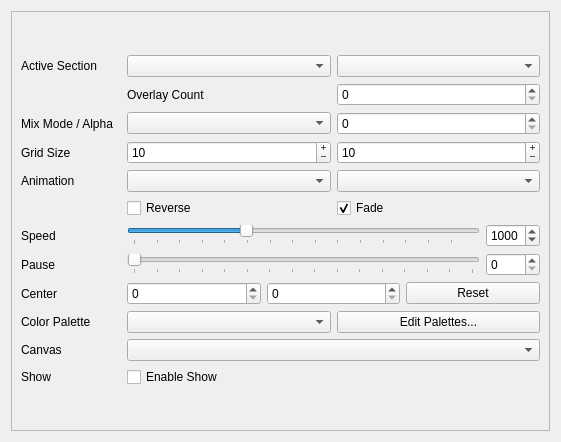
Qt form src/widget/maestrocontrol.ui (8bitbuddhist/PixelMaestro-Studio) before a commit.
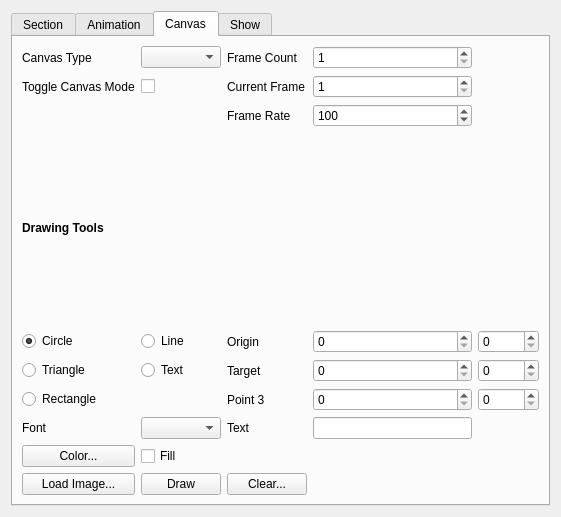
The same form after that commit. The open tabs and pages were chosen to show the change.

Commit message: MaestroControl - Revamped UI (WIP) Merged CanvasControl and ShowControl into MaestroControl Split various component controls into different tabs in the MaestroControl

```diff
--- a/src/widget/maestrocontrol.ui
+++ b/src/widget/maestrocontrol.ui
@@ -7,11 +7,11 @@
     <x>0</x>
     <y>0</y>
     <width>561</width>
-    <height>442</height>
+    <height>517</height>
    </rect>
   </property>
   <property name="sizePolicy">
-   <sizepolicy hsizetype="Ignored" vsizetype="Ignored">
+   <sizepolicy hsizetype="Minimum" vsizetype="Minimum">
     <horstretch>0</horstretch>
     <verstretch>0</verstretch>
    </sizepolicy>
@@ -25,117 +25,51 @@
   <property name="windowTitle">
    <string>Form</string>
   </property>
-  <layout class="QGridLayout" name="gridLayout_2">
-   <item row="0" column="1">
-    <layout class="QHBoxLayout" name="canvasControlsLayout">
-     <property name="sizeConstraint">
-      <enum>QLayout::SetDefaultConstraint</enum>
+  <layout class="QGridLayout" name="gridLayout">
+   <item row="0" column="0">
+    <widget class="QTabWidget" name="tabWidget">
+     <property name="sizePolicy">
+      <sizepolicy hsizetype="Minimum" vsizetype="Minimum">
+       <horstretch>0</horstretch>
+       <verstretch>0</verstretch>
+      </sizepolicy>
      </property>
-    </layout>
-   </item>
+     <property name="tabShape">
+      <enum>QTabWidget::Rounded</enum>
+     </property>
+     <property name="currentIndex">
+      <number>3</number>
+     </property>
+     <widget class="QWidget" name="sectionTab">
+      <attribute name="title">
+       <string>Section</string>
+      </attribute>
+      <layout class="QGridLayout" name="sectionLayout">
    <item row="0" column="2">
-    <layout class="QVBoxLayout" name="showControlLayout">
-     <property name="sizeConstraint">
-      <enum>QLayout::SetDefaultConstraint</enum>
-     </property>
-    </layout>
-   </item>
-   <item row="0" column="0">
-    <widget class="QScrollArea" name="maestroScrollArea">
-     <property name="sizePolicy">
-      <sizepolicy hsizetype="Preferred" vsizetype="Preferred">
-       <horstretch>0</horstretch>
-       <verstretch>0</verstretch>
-      </sizepolicy>
-     </property>
-     <property name="sizeAdjustPolicy">
-      <enum>QAbstractScrollArea::AdjustIgnored</enum>
-     </property>
-     <property name="widgetResizable">
-      <bool>true</bool>
-     </property>
-     <widget class="QWidget" name="scrollAreaWidgetContents">
-      <property name="geometry">
-       <rect>
-        <x>0</x>
-        <y>0</y>
-        <width>400</width>
-        <height>422</height>
-       </rect>
-      </property>
-      <property name="sizePolicy">
-       <sizepolicy hsizetype="Preferred" vsizetype="Preferred">
-        <horstretch>0</horstretch>
-        <verstretch>0</verstretch>
-       </sizepolicy>
-      </property>
-      <property name="maximumSize">
-       <size>
-        <width>16777215</width>
-        <height>422</height>
-       </size>
-      </property>
-      <layout class="QGridLayout" name="gridLayout_4">
-       <item row="0" column="0">
-        <layout class="QGridLayout" name="gridLayout" rowstretch="0,0,0,0,0,0,0,0,0,0,0,0,0">
-         <item row="12" column="0">
-          <widget class="QLabel" name="showLabel">
-           <property name="text">
-            <string>Show</string>
-           </property>
-          </widget>
-         </item>
-         <item row="4" column="1">
-          <layout class="QHBoxLayout" name="animationLayout">
-           <item>
-            <widget class="QComboBox" name="animationComboBox">
-             <property name="minimumSize">
-              <size>
-               <width>150</width>
-               <height>0</height>
-              </size>
-             </property>
-            </widget>
-           </item>
-           <item>
-            <widget class="QComboBox" name="orientationComboBox">
+        <widget class="QComboBox" name="overlayComboBox">
+         <property name="toolTip">
+          <string>The currently selected Overlay</string>
+         </property>
+        </widget>
+       </item>
+       <item row="1" column="1">
+        <widget class="QSpinBox" name="overlaySpinBox">
              <property name="toolTip">
-              <string>The animation's orientation</string>
-             </property>
-            </widget>
-           </item>
-          </layout>
-         </item>
-         <item row="7" column="0">
-          <widget class="QLabel" name="cycleLabel">
-           <property name="minimumSize">
-            <size>
-             <width>100</width>
-             <height>0</height>
-            </size>
-           </property>
-           <property name="text">
-            <string>Speed</string>
-           </property>
-          </widget>
-         </item>
-         <item row="0" column="0">
-          <widget class="QLabel" name="sectionSelectLabel">
+          <string>The number of Overlays belonging to this Section</string>
+         </property>
+         <property name="maximum">
+          <number>255</number>
+         </property>
+        </widget>
+       </item>
+       <item row="2" column="0">
+        <widget class="QLabel" name="mixModeLabel">
            <property name="text">
-            <string>Active Section</string>
+          <string>Mix Mode / Alpha</string>
            </property>
           </widget>
          </item>
-         <item row="2" column="1">
-          <layout class="QHBoxLayout" name="overlayLayout">
-           <item>
-            <widget class="QComboBox" name="mix_modeComboBox">
-             <property name="toolTip">
-              <string>The method used to mix this Overlay with its base Section</string>
-             </property>
-            </widget>
-           </item>
-           <item>
+       <item row="2" column="2">
             <widget class="QSpinBox" name="alphaSpinBox">
              <property name="toolTip">
               <string>The Overlay's transparency</string>
@@ -148,7 +82,33 @@
              </property>
             </widget>
            </item>
-          </layout>
+       <item row="2" column="1">
+        <widget class="QComboBox" name="mix_modeComboBox">
+         <property name="toolTip">
+          <string>The method used to mix this Overlay with its base Section</string>
+         </property>
+        </widget>
+       </item>
+       <item row="1" column="0">
+        <widget class="QLabel" name="label_2">
+         <property name="text">
+          <string>Overlay Count</string>
+         </property>
+        </widget>
+       </item>
+       <item row="0" column="1">
+        <widget class="QComboBox" name="sectionComboBox">
+         <property name="toolTip">
+          <string>The currently selected Section</string>
+         </property>
+        </widget>
+       </item>
+       <item row="0" column="0">
+        <widget class="QLabel" name="sectionSelectLabel">
+         <property name="text">
+          <string>Active Section</string>
+         </property>
+        </widget>
          </item>
          <item row="3" column="0">
           <widget class="QLabel" name="gridSizeLabel">
@@ -157,132 +117,120 @@
            </property>
           </widget>
          </item>
-         <item row="10" column="1">
-          <layout class="QHBoxLayout" name="colorSchemeLayout">
-           <item>
-            <widget class="QComboBox" name="colorComboBox">
-             <property name="minimumSize">
-              <size>
-               <width>150</width>
-               <height>0</height>
-              </size>
-             </property>
-             <property name="currentText">
-              <string/>
-             </property>
-             <property name="sizeAdjustPolicy">
-              <enum>QComboBox::AdjustToContents</enum>
-             </property>
-            </widget>
-           </item>
-           <item>
+       <item row="3" column="1">
+        <widget class="QSpinBox" name="rowsSpinBox">
+         <property name="toolTip">
+          <string>The width of the pixel grid</string>
+         </property>
+         <property name="frame">
+          <bool>true</bool>
+         </property>
+         <property name="buttonSymbols">
+          <enum>QAbstractSpinBox::PlusMinus</enum>
+         </property>
+         <property name="minimum">
+          <number>1</number>
+         </property>
+         <property name="maximum">
+          <number>65535</number>
+         </property>
+         <property name="value">
+          <number>10</number>
+         </property>
+        </widget>
+       </item>
+       <item row="3" column="2">
+        <widget class="QSpinBox" name="columnsSpinBox">
+         <property name="toolTip">
+          <string>The height of the Pixel grid</string>
+         </property>
+         <property name="buttonSymbols">
+          <enum>QAbstractSpinBox::PlusMinus</enum>
+         </property>
+         <property name="minimum">
+          <number>1</number>
+         </property>
+         <property name="maximum">
+          <number>65535</number>
+         </property>
+         <property name="value">
+          <number>10</number>
+         </property>
+        </widget>
+       </item>
+      </layout>
+     </widget>
+     <widget class="QWidget" name="animationTab">
+      <attribute name="title">
+       <string>Animation</string>
+      </attribute>
+      <layout class="QGridLayout" name="gridLayout_3">
+       <item row="0" column="2">
             <widget class="QPushButton" name="paletteControlButton">
              <property name="text">
               <string>Edit Palettes...</string>
              </property>
             </widget>
            </item>
-          </layout>
-         </item>
-         <item row="11" column="1">
-          <layout class="QHBoxLayout" name="canvasLayout">
-           <item>
-            <widget class="QComboBox" name="canvasComboBox">
-             <property name="toolTip">
-              <string>Adds a drawing surface to the pixel grid</string>
-             </property>
-            </widget>
-           </item>
-          </layout>
-         </item>
-         <item row="11" column="0">
-          <widget class="QLabel" name="label">
-           <property name="text">
-            <string>Canvas</string>
-           </property>
-          </widget>
-         </item>
-         <item row="9" column="0">
-          <widget class="QLabel" name="label_3">
-           <property name="text">
-            <string>Center</string>
+       <item row="4" column="2">
+        <widget class="QSpinBox" name="cycleSpinBox">
+         <property name="maximum">
+          <number>3000</number>
+         </property>
+         <property name="singleStep">
+          <number>10</number>
+         </property>
+         <property name="value">
+          <number>1000</number>
            </property>
           </widget>
          </item>
-         <item row="6" column="1">
-          <layout class="QHBoxLayout" name="animationOptionsLayout">
-           <item>
-            <widget class="QCheckBox" name="reverse_animationCheckBox">
+       <item row="5" column="1">
+        <widget class="QSlider" name="pauseSlider">
              <property name="toolTip">
-              <string>Reverses the steps in the animation</string>
-             </property>
-             <property name="text">
-              <string>Reverse</string>
-             </property>
-            </widget>
-           </item>
-           <item>
-            <widget class="QCheckBox" name="fadeCheckBox">
-             <property name="toolTip">
-              <string/>
-             </property>
-             <property name="text">
-              <string>Fade</string>
-             </property>
-             <property name="checked">
-              <bool>true</bool>
-             </property>
-            </widget>
-           </item>
-          </layout>
-         </item>
-         <item row="8" column="0">
-          <widget class="QLabel" name="pauseLabel">
-           <property name="text">
-            <string>Pause</string>
+          <string>The amount of time to wait before starting the next cycle</string>
+         </property>
+         <property name="maximum">
+          <number>3000</number>
+         </property>
+         <property name="singleStep">
+          <number>10</number>
+         </property>
+         <property name="orientation">
+          <enum>Qt::Horizontal</enum>
+         </property>
+         <property name="tickPosition">
+          <enum>QSlider::TicksBelow</enum>
+         </property>
+         <property name="tickInterval">
+          <number>200</number>
            </property>
           </widget>
          </item>
-         <item row="2" column="0">
-          <widget class="QLabel" name="mixModeLabel">
-           <property name="text">
-            <string>Mix Mode / Alpha</string>
-           </property>
-          </widget>
-         </item>
-         <item row="12" column="1">
-          <layout class="QVBoxLayout" name="showLayout">
-           <item>
-            <widget class="QCheckBox" name="enableShowCheckBox">
-             <property name="toolTip">
-              <string>Enables support for queuing actions</string>
+       <item row="5" column="2">
+        <widget class="QSpinBox" name="pauseSpinBox">
+         <property name="maximum">
+          <number>3000</number>
+         </property>
+         <property name="singleStep">
+          <number>10</number>
+         </property>
+        </widget>
+       </item>
+       <item row="0" column="0">
+        <widget class="QLabel" name="colorLabel">
+         <property name="minimumSize">
+          <size>
+           <width>100</width>
+           <height>0</height>
+          </size>
              </property>
              <property name="text">
-              <string>Enable Show</string>
+          <string>Color Palette</string>
              </property>
             </widget>
            </item>
-          </layout>
-         </item>
-         <item row="0" column="1">
-          <layout class="QHBoxLayout" name="sectionConfigLayout">
-           <item>
-            <widget class="QComboBox" name="sectionComboBox">
-             <property name="toolTip">
-              <string>The currently selected Section</string>
-             </property>
-            </widget>
-           </item>
-           <item>
-            <widget class="QComboBox" name="overlayComboBox">
-             <property name="toolTip">
-              <string>The currently selected Overlay</string>
-             </property>
-            </widget>
-           </item>
-          </layout>
-         </item>
-         <item row="4" column="0">
+       <item row="1" column="0">
           <widget class="QLabel" name="animationLabel">
            <property name="minimumSize">
             <size>
@@ -295,9 +243,7 @@
            </property>
           </widget>
          </item>
-         <item row="7" column="1">
-          <layout class="QHBoxLayout" name="speedLayout_2">
-           <item>
+       <item row="4" column="1">
             <widget class="QSlider" name="cycleSlider">
              <property name="toolTip">
               <string>The amount of time each cycle takes to complete</string>
@@ -331,67 +277,80 @@
              </property>
             </widget>
            </item>
-           <item>
-            <widget class="QSpinBox" name="cycleSpinBox">
-             <property name="maximum">
-              <number>3000</number>
-             </property>
-             <property name="singleStep">
-              <number>10</number>
-             </property>
-             <property name="value">
-              <number>1000</number>
+       <item row="1" column="2">
+        <widget class="QComboBox" name="orientationComboBox">
+         <property name="toolTip">
+          <string>The animation's orientation</string>
              </property>
             </widget>
            </item>
-          </layout>
-         </item>
-         <item row="3" column="1">
-          <layout class="QHBoxLayout" name="sectionOptionsLayout">
-           <item>
-            <widget class="QSpinBox" name="rowsSpinBox">
+       <item row="3" column="2">
+        <widget class="QCheckBox" name="fadeCheckBox">
              <property name="toolTip">
-              <string>The width of the pixel grid</string>
-             </property>
-             <property name="frame">
+          <string/>
+         </property>
+         <property name="text">
+          <string>Fade</string>
+         </property>
+         <property name="checked">
               <bool>true</bool>
              </property>
-             <property name="buttonSymbols">
-              <enum>QAbstractSpinBox::PlusMinus</enum>
-             </property>
-             <property name="minimum">
-              <number>1</number>
-             </property>
-             <property name="maximum">
-              <number>65535</number>
-             </property>
-             <property name="value">
-              <number>10</number>
-             </property>
-            </widget>
-           </item>
-           <item>
-            <widget class="QSpinBox" name="columnsSpinBox">
-             <property name="toolTip">
-              <string>The height of the Pixel grid</string>
-             </property>
-             <property name="buttonSymbols">
-              <enum>QAbstractSpinBox::PlusMinus</enum>
-             </property>
-             <property name="minimum">
-              <number>1</number>
-             </property>
-             <property name="maximum">
-              <number>65535</number>
-             </property>
-             <property name="value">
-              <number>10</number>
+        </widget>
+       </item>
+       <item row="1" column="1">
+        <widget class="QComboBox" name="animationComboBox">
+         <property name="minimumSize">
+          <size>
+           <width>150</width>
+           <height>0</height>
+          </size>
+         </property>
+        </widget>
+       </item>
+       <item row="6" column="2">
+        <widget class="QPushButton" name="offsetResetButton">
+         <property name="toolTip">
+          <string>Resets the center to the actual center of the pixel grid</string>
+         </property>
+         <property name="text">
+          <string>Reset</string>
+         </property>
+        </widget>
+       </item>
+       <item row="0" column="1">
+        <widget class="QComboBox" name="colorComboBox">
+         <property name="minimumSize">
+          <size>
+           <width>150</width>
+           <height>0</height>
+          </size>
+         </property>
+         <property name="currentText">
+          <string/>
+         </property>
+         <property name="sizeAdjustPolicy">
+          <enum>QComboBox::AdjustToContents</enum>
+         </property>
+        </widget>
+       </item>
+       <item row="3" column="1">
+        <widget class="QCheckBox" name="reverse_animationCheckBox">
+         <property name="toolTip">
+          <string>Reverses the steps in the animation</string>
+         </property>
+         <property name="text">
+          <string>Reverse</string>
              </property>
             </widget>
            </item>
-          </layout>
-         </item>
-         <item row="9" column="1">
+       <item row="6" column="0">
+        <widget class="QLabel" name="label_3">
+         <property name="text">
+          <string>Center</string>
+         </property>
+        </widget>
+       </item>
+       <item row="6" column="1">
           <layout class="QHBoxLayout" name="offsetLayout">
            <item>
             <widget class="QSpinBox" name="offsetXSpinBox">
@@ -407,59 +366,17 @@
              </property>
             </widget>
            </item>
-           <item>
-            <widget class="QPushButton" name="offsetResetButton">
-             <property name="toolTip">
-              <string>Resets the center to the actual center of the pixel grid</string>
-             </property>
+        </layout>
+       </item>
+       <item row="5" column="0">
+        <widget class="QLabel" name="pauseLabel">
              <property name="text">
-              <string>Reset</string>
+          <string>Pause</string>
              </property>
             </widget>
            </item>
-          </layout>
-         </item>
-         <item row="8" column="1">
-          <layout class="QHBoxLayout" name="pauseLayout_2">
-           <item>
-            <widget class="QSlider" name="pauseSlider">
-             <property name="toolTip">
-              <string>The amount of time to wait before starting the next cycle</string>
-             </property>
-             <property name="maximum">
-              <number>3000</number>
-             </property>
-             <property name="singleStep">
-              <number>10</number>
-             </property>
-             <property name="orientation">
-              <enum>Qt::Horizontal</enum>
-             </property>
-             <property name="tickPosition">
-              <enum>QSlider::TicksBelow</enum>
-             </property>
-             <property name="tickInterval">
-              <number>200</number>
-             </property>
-            </widget>
-           </item>
-           <item>
-            <widget class="QSpinBox" name="pauseSpinBox">
-             <property name="maximum">
-              <number>3000</number>
-             </property>
-             <property name="singleStep">
-              <number>10</number>
-             </property>
-            </widget>
-           </item>
-          </layout>
-         </item>
-         <item row="5" column="1">
-          <layout class="QVBoxLayout" name="animationExtraOptionsLayout"/>
-         </item>
-         <item row="10" column="0">
-          <widget class="QLabel" name="colorLabel">
+       <item row="4" column="0">
+        <widget class="QLabel" name="cycleLabel">
            <property name="minimumSize">
             <size>
              <width>100</width>
@@ -467,26 +384,471 @@
             </size>
            </property>
            <property name="text">
-            <string>Color Palette</string>
+          <string>Speed</string>
            </property>
           </widget>
          </item>
+       <item row="2" column="1">
+        <layout class="QGridLayout" name="animationExtraOptionsLayout" columnstretch="0"/>
+       </item>
+      </layout>
+     </widget>
+     <widget class="QWidget" name="canvasTab">
+      <property name="sizePolicy">
+       <sizepolicy hsizetype="Minimum" vsizetype="Minimum">
+        <horstretch>0</horstretch>
+        <verstretch>0</verstretch>
+       </sizepolicy>
+      </property>
+      <attribute name="title">
+       <string>Canvas</string>
+      </attribute>
+      <layout class="QGridLayout" name="gridLayout_4">
+       <item row="6" column="4">
+        <widget class="QSpinBox" name="target2YSpinBox">
+         <property name="maximum">
+          <number>65535</number>
+         </property>
+        </widget>
+       </item>
+       <item row="7" column="1">
+        <widget class="QComboBox" name="fontComboBox">
+         <property name="toolTip">
+          <string/>
+         </property>
+        </widget>
+       </item>
+       <item row="5" column="1">
+        <widget class="QRadioButton" name="textRadioButton">
+         <property name="text">
+          <string>Text</string>
+         </property>
+        </widget>
+       </item>
+       <item row="15" column="0">
+        <widget class="QPushButton" name="loadImageButton">
+         <property name="text">
+          <string>Load Image...</string>
+         </property>
+        </widget>
+       </item>
+       <item row="15" column="2">
+        <widget class="QPushButton" name="clearButton">
+         <property name="text">
+          <string>Clear...</string>
+         </property>
+        </widget>
+       </item>
+       <item row="9" column="1">
+        <widget class="QCheckBox" name="fillCheckBox">
+         <property name="toolTip">
+          <string>Fills in shapes, otherwise draws only the shape's outline</string>
+         </property>
+         <property name="text">
+          <string>Fill</string>
+         </property>
+        </widget>
+       </item>
+       <item row="0" column="2">
+        <widget class="QLabel" name="frameCountLabel">
+         <property name="text">
+          <string>Frame Count</string>
+         </property>
+        </widget>
+       </item>
+       <item row="6" column="3">
+        <widget class="QSpinBox" name="target2XSpinBox">
+         <property name="maximum">
+          <number>65535</number>
+         </property>
+        </widget>
+       </item>
+       <item row="5" column="0">
+        <widget class="QRadioButton" name="triangleRadioButton">
+         <property name="text">
+          <string>Triangle</string>
+         </property>
+        </widget>
+       </item>
+       <item row="2" column="3">
+        <widget class="QSpinBox" name="frameRateSpinBox">
+         <property name="toolTip">
+          <string>Sets the amount of time between frames</string>
+         </property>
+         <property name="maximum">
+          <number>1000000</number>
+         </property>
+         <property name="value">
+          <number>100</number>
+         </property>
+        </widget>
+       </item>
+       <item row="15" column="1">
+        <widget class="QPushButton" name="drawButton">
+         <property name="text">
+          <string>Draw</string>
+         </property>
+        </widget>
+       </item>
+       <item row="6" column="0">
+        <widget class="QRadioButton" name="rectRadioButton">
+         <property name="text">
+          <string>Rectangle</string>
+         </property>
+        </widget>
+       </item>
+       <item row="9" column="0">
+        <widget class="QPushButton" name="selectColorButton">
+         <property name="toolTip">
+          <string>Sets the color used to draw shapes</string>
+         </property>
+         <property name="text">
+          <string>Color...</string>
+         </property>
+        </widget>
+       </item>
+       <item row="0" column="1">
+        <widget class="QComboBox" name="canvasComboBox">
+         <property name="toolTip">
+          <string>Adds a drawing surface to the pixel grid</string>
+         </property>
+        </widget>
+       </item>
+       <item row="5" column="3">
+        <widget class="QSpinBox" name="targetXSpinBox">
+         <property name="toolTip">
+          <string/>
+         </property>
+         <property name="maximum">
+          <number>65535</number>
+         </property>
+        </widget>
+       </item>
+       <item row="4" column="3">
+        <widget class="QSpinBox" name="originXSpinBox">
+         <property name="toolTip">
+          <string/>
+         </property>
+         <property name="maximum">
+          <number>65535</number>
+         </property>
+        </widget>
+       </item>
+       <item row="5" column="4">
+        <widget class="QSpinBox" name="targetYSpinBox">
+         <property name="toolTip">
+          <string/>
+         </property>
+         <property name="maximum">
+          <number>65535</number>
+         </property>
+        </widget>
+       </item>
+       <item row="7" column="0">
+        <widget class="QLabel" name="fontLabel">
+         <property name="text">
+          <string>Font</string>
+         </property>
+        </widget>
+       </item>
+       <item row="3" column="0">
+        <widget class="QLabel" name="drawingToolsLabel">
+         <property name="text">
+          <string>&lt;html&gt;&lt;head/&gt;&lt;body&gt;&lt;p&gt;&lt;span style=&quot; font-weight:600;&quot;&gt;Drawing Tools&lt;/span&gt;&lt;/p&gt;&lt;/body&gt;&lt;/html&gt;</string>
+         </property>
+        </widget>
+       </item>
+       <item row="4" column="0">
+        <widget class="QRadioButton" name="circleRadioButton">
+         <property name="text">
+          <string>Circle</string>
+         </property>
+         <property name="checked">
+          <bool>true</bool>
+         </property>
+        </widget>
+       </item>
+       <item row="6" column="2">
+        <widget class="QLabel" name="target2Label">
+         <property name="text">
+          <string>Point 3</string>
+         </property>
+        </widget>
+       </item>
+       <item row="0" column="3">
+        <widget class="QSpinBox" name="frameCountSpinBox">
+         <property name="toolTip">
+          <string>The total number of drawing surfaces</string>
+         </property>
+         <property name="minimum">
+          <number>1</number>
+         </property>
+         <property name="maximum">
+          <number>255</number>
+         </property>
+        </widget>
+       </item>
+       <item row="1" column="0">
+        <widget class="QLabel" name="toggleCanvasModeLabel">
+         <property name="text">
+          <string>Toggle Canvas Mode</string>
+         </property>
+        </widget>
+       </item>
+       <item row="4" column="4">
+        <widget class="QSpinBox" name="originYSpinBox">
+         <property name="toolTip">
+          <string/>
+         </property>
+         <property name="maximum">
+          <number>65535</number>
+         </property>
+        </widget>
+       </item>
+       <item row="1" column="2">
+        <widget class="QLabel" name="currentFrameLabel">
+         <property name="text">
+          <string>Current Frame</string>
+         </property>
+        </widget>
+       </item>
+       <item row="5" column="2">
+        <widget class="QLabel" name="targetLabel">
+         <property name="text">
+          <string>Target</string>
+         </property>
+        </widget>
+       </item>
+       <item row="2" column="2">
+        <widget class="QLabel" name="frameRateLabel">
+         <property name="text">
+          <string>Frame Rate</string>
+         </property>
+        </widget>
+       </item>
+       <item row="0" column="0">
+        <widget class="QLabel" name="canvasTypeLabel">
+         <property name="text">
+          <string>Canvas Type</string>
+         </property>
+        </widget>
+       </item>
+       <item row="4" column="1">
+        <widget class="QRadioButton" name="lineRadioButton">
+         <property name="text">
+          <string>Line</string>
+         </property>
+        </widget>
+       </item>
          <item row="1" column="1">
-          <layout class="QHBoxLayout" name="numOverlaysLayout">
+        <widget class="QCheckBox" name="toggleCanvasModeCheckBox">
+         <property name="toolTip">
+          <string>Disables automatic frame switching, allowing you to manually switch between frames</string>
+         </property>
+         <property name="text">
+          <string/>
+         </property>
+        </widget>
+       </item>
+       <item row="4" column="2">
+        <widget class="QLabel" name="originLabel">
+         <property name="text">
+          <string>Origin</string>
+         </property>
+        </widget>
+       </item>
+       <item row="1" column="3">
+        <widget class="QSpinBox" name="currentFrameSpinBox">
+         <property name="toolTip">
+          <string>The current drawing surface</string>
+         </property>
+         <property name="minimum">
+          <number>1</number>
+         </property>
+         <property name="maximum">
+          <number>255</number>
+         </property>
+        </widget>
+       </item>
+       <item row="7" column="2">
+        <widget class="QLabel" name="textLabel">
+         <property name="text">
+          <string>Text</string>
+         </property>
+        </widget>
+       </item>
+       <item row="7" column="3">
+        <widget class="QLineEdit" name="textLineEdit">
+         <property name="toolTip">
+          <string/>
+         </property>
+        </widget>
+       </item>
+      </layout>
+     </widget>
+     <widget class="QWidget" name="showTab">
+      <property name="sizePolicy">
+       <sizepolicy hsizetype="Minimum" vsizetype="Minimum">
+        <horstretch>0</horstretch>
+        <verstretch>0</verstretch>
+       </sizepolicy>
+      </property>
+      <attribute name="title">
+       <string>Show</string>
+      </attribute>
+      <layout class="QVBoxLayout" name="verticalLayout">
            <item>
-            <widget class="QLabel" name="label_2">
+        <layout class="QGridLayout" name="showControlLayout">
+         <item row="1" column="0">
+          <widget class="QLabel" name="toggleShowModeLabel">
              <property name="text">
-              <string>Overlay Count</string>
+            <string>Toggle Show Mode</string>
              </property>
             </widget>
            </item>
+         <item row="3" column="1">
+          <layout class="QHBoxLayout" name="timeLayout">
            <item>
-            <widget class="QSpinBox" name="overlaySpinBox">
+            <widget class="QSpinBox" name="eventTimeSpinBox">
              <property name="toolTip">
-              <string>The number of Overlays belonging to this Section</string>
+              <string>The time that the Event will run</string>
              </property>
              <property name="maximum">
-              <number>255</number>
+              <number>100000000</number>
+             </property>
+             <property name="singleStep">
+              <number>10</number>
+             </property>
+            </widget>
+           </item>
+           <item>
+            <widget class="QPushButton" name="addEventButton">
+             <property name="toolTip">
+              <string>Adds the selected Event(s) to the Show</string>
+             </property>
+             <property name="text">
+              <string>Add Event(s)</string>
+             </property>
+            </widget>
+           </item>
+           <item>
+            <widget class="QLabel" name="currentTimeLabel">
+             <property name="text">
+              <string>Current Time</string>
+             </property>
+            </widget>
+           </item>
+           <item>
+            <widget class="QLineEdit" name="currentTimeLineEdit">
+             <property name="toolTip">
+              <string>The program's current runtime</string>
+             </property>
+             <property name="readOnly">
+              <bool>true</bool>
+             </property>
+            </widget>
+           </item>
+          </layout>
+         </item>
+         <item row="0" column="1">
+          <widget class="QCheckBox" name="enableShowCheckBox">
+           <property name="toolTip">
+            <string>Enables support for queuing actions</string>
+           </property>
+           <property name="text">
+            <string/>
+           </property>
+          </widget>
+         </item>
+         <item row="1" column="1">
+          <widget class="QCheckBox" name="toggleShowModeCheckBox">
+           <property name="toolTip">
+            <string>Prevents actions from changing the Mastro while still listing them in the event history</string>
+           </property>
+           <property name="text">
+            <string/>
+           </property>
+          </widget>
+         </item>
+         <item row="3" column="0">
+          <widget class="QLabel" name="eventTimeLabel">
+           <property name="text">
+            <string>Event Time</string>
+           </property>
+          </widget>
+         </item>
+         <item row="0" column="0">
+          <widget class="QLabel" name="enableShowLabel">
+           <property name="text">
+            <string>Enable Show</string>
+           </property>
+          </widget>
+         </item>
+        </layout>
+       </item>
+       <item>
+        <layout class="QHBoxLayout" name="eventManagementLayout">
+         <item>
+          <layout class="QVBoxLayout" name="eventHistoryLayout">
+           <item>
+            <widget class="QLabel" name="eventHistoryLabel">
+             <property name="sizePolicy">
+              <sizepolicy hsizetype="Minimum" vsizetype="Minimum">
+               <horstretch>0</horstretch>
+               <verstretch>0</verstretch>
+              </sizepolicy>
+             </property>
+             <property name="text">
+              <string>Event History</string>
+             </property>
+            </widget>
+           </item>
+           <item>
+            <widget class="QListWidget" name="eventHistoryWidget">
+             <property name="sizePolicy">
+              <sizepolicy hsizetype="Minimum" vsizetype="Minimum">
+               <horstretch>0</horstretch>
+               <verstretch>0</verstretch>
+              </sizepolicy>
+             </property>
+             <property name="toolTip">
+              <string>The most recent actions performed in the Animation Editor</string>
+             </property>
+             <property name="selectionMode">
+              <enum>QAbstractItemView::MultiSelection</enum>
+             </property>
+            </widget>
+           </item>
+          </layout>
+         </item>
+         <item>
+          <layout class="QVBoxLayout" name="eventListLayout">
+           <item>
+            <widget class="QLabel" name="eventListLabel">
+             <property name="sizePolicy">
+              <sizepolicy hsizetype="Minimum" vsizetype="Minimum">
+               <horstretch>0</horstretch>
+               <verstretch>0</verstretch>
+              </sizepolicy>
+             </property>
+             <property name="text">
+              <string>Event List</string>
+             </property>
+            </widget>
+           </item>
+           <item>
+            <widget class="QListWidget" name="eventListWidget">
+             <property name="sizePolicy">
+              <sizepolicy hsizetype="Minimum" vsizetype="Minimum">
+               <horstretch>0</horstretch>
+               <verstretch>0</verstretch>
+              </sizepolicy>
+             </property>
+             <property name="toolTip">
+              <string>Lists all of the Show's events</string>
+             </property>
+             <property name="sizeAdjustPolicy">
+              <enum>QAbstractScrollArea::AdjustIgnored</enum>
              </property>
             </widget>
            </item>
```
Lines whose indentation alone changed are shown as unchanged. The commit also changes 9 other files.
